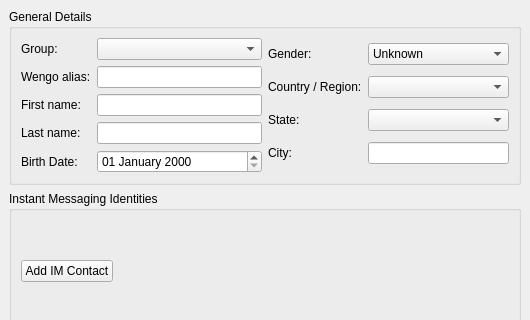
Qt form wengophone/src/presentation/qt/login/ContactDetails.ui (tkrotoff/WengoPhone) before a commit; both pictures show x 0 to 530 and y 0 to 320 of the 530 by 620 pixel window.
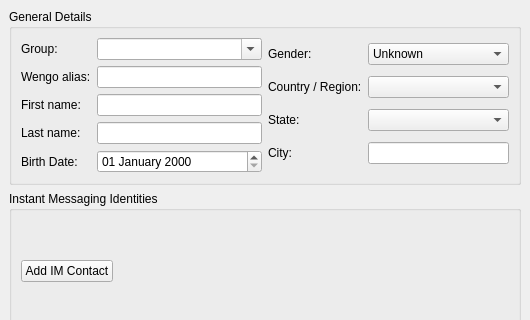
The same form after that commit.

What changed in the file:
```diff
--- a/wengophone/src/presentation/qt/login/ContactDetails.ui
+++ b/wengophone/src/presentation/qt/login/ContactDetails.ui
@@ -118,7 +118,11 @@
          </widget>
         </item>
         <item row="0" column="1" >
-         <widget class="QComboBox" name="groupComboBox" />
+         <widget class="QComboBox" name="groupComboBox" >
+          <property name="editable" >
+           <bool>true</bool>
+          </property>
+         </widget>
         </item>
        </layout>
       </item>
```
